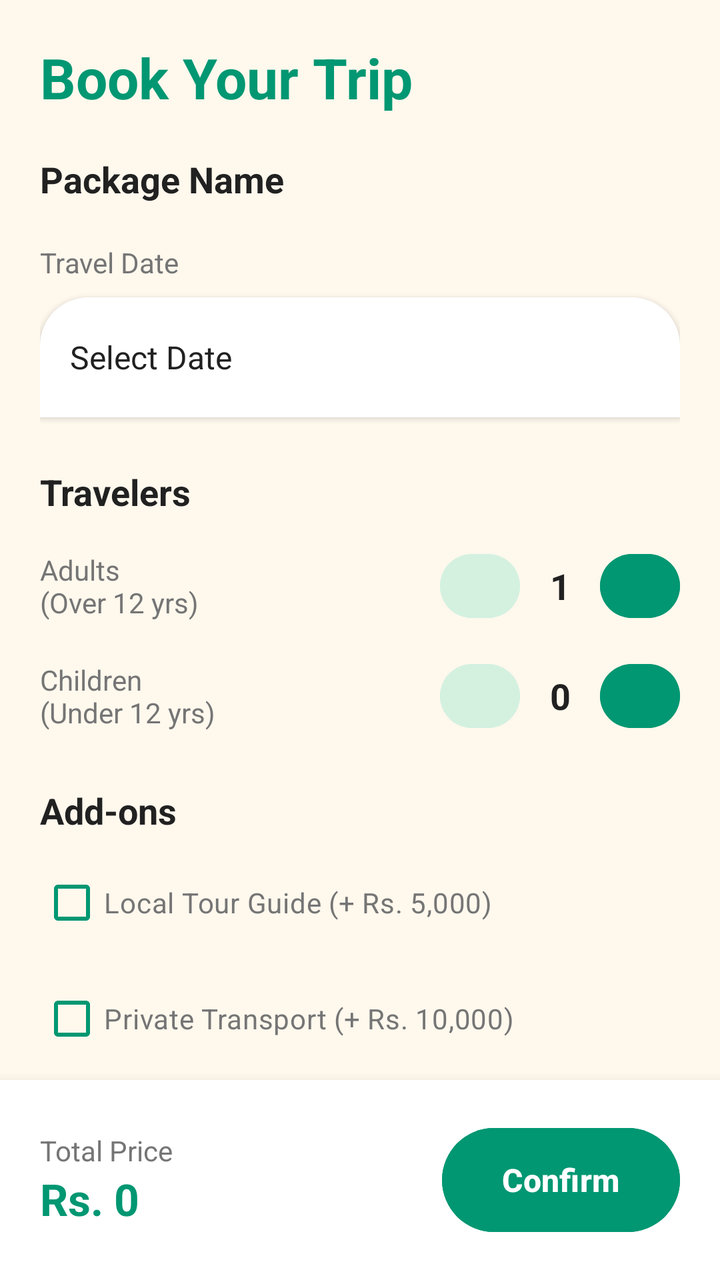
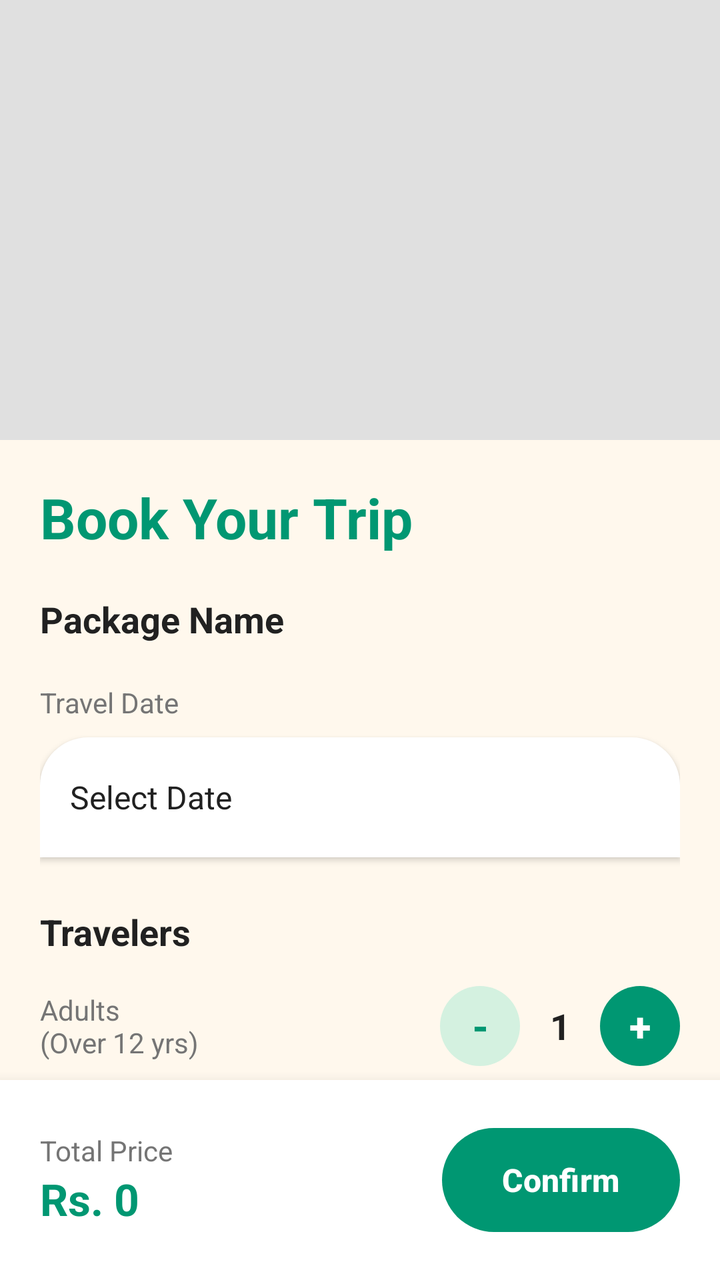

Two renders of the same Android screen: before a commit and after it. Below are the layout's source before the change and the commit's diff.
<!-- AndroidManifest.xml: application theme Theme.CeyloTrip -->
<!-- res/layout/activity_booking.xml -->
<?xml version="1.0" encoding="utf-8"?>
<RelativeLayout xmlns:android="http://schemas.android.com/apk/res/android"
    xmlns:app="http://schemas.android.com/apk/res-auto"
    android:layout_width="match_parent"
    android:layout_height="match_parent"
    android:background="#FFF8ED">

    <ScrollView
        android:layout_width="match_parent"
        android:layout_height="match_parent"
        android:layout_above="@id/bottomBookingBar"
        android:scrollbars="none">

        <LinearLayout
            android:layout_width="match_parent"
            android:layout_height="wrap_content"
            android:orientation="vertical"
            android:padding="20dp">

            <TextView
                android:layout_width="wrap_content"
                android:layout_height="wrap_content"
                android:text="Book Your Trip"
                android:textColor="#009772"
                android:textSize="28sp"
                android:textStyle="bold"
                android:layout_marginBottom="20dp"/>

            <TextView
                android:id="@+id/tvBookingPackageName"
                android:layout_width="wrap_content"
                android:layout_height="wrap_content"
                android:text="Package Name"
                android:textColor="#212121"
                android:textSize="18sp"
                android:textStyle="bold"
                android:layout_marginBottom="20dp"/>

            <TextView
                android:layout_width="wrap_content"
                android:layout_height="wrap_content"
                android:text="Travel Date"
                android:textColor="#757575"
                android:layout_marginBottom="8dp"/>

            <TextView
                android:id="@+id/tvTravelDate"
                android:layout_width="match_parent"
                android:layout_height="60dp"
                android:background="@drawable/rounded_top_corners"
                android:backgroundTint="#FFFFFF"
                android:text="Select Date"
                android:textColor="#212121"
                android:textSize="16sp"
                android:gravity="center_vertical"
                android:paddingHorizontal="15dp"
                android:elevation="2dp"
                android:layout_marginBottom="25dp"/>

            <TextView
                android:layout_width="wrap_content"
                android:layout_height="wrap_content"
                android:text="Travelers"
                android:textColor="#212121"
                android:textSize="18sp"
                android:textStyle="bold"
                android:layout_marginBottom="15dp"/>

            <LinearLayout
                android:layout_width="match_parent"
                android:layout_height="wrap_content"
                android:orientation="horizontal"
                android:gravity="center_vertical"
                android:layout_marginBottom="15dp">

                <TextView
                    android:layout_width="0dp"
                    android:layout_weight="1"
                    android:layout_height="wrap_content"
                    android:text="Adults\n(Over 12 yrs)"
                    android:textColor="#757575"/>

                <Button
                    android:id="@+id/btnAdultMinus"
                    android:layout_width="40dp"
                    android:layout_height="40dp"
                    android:text="-"
                    android:backgroundTint="#D4F1E0"
                    android:textColor="#009772"
                    android:textStyle="bold"/>

                <TextView
                    android:id="@+id/tvAdultCount"
                    android:layout_width="40dp"
                    android:layout_height="wrap_content"
                    android:text="1"
                    android:textAlignment="center"
                    android:textColor="#212121"
                    android:textSize="18sp"
                    android:textStyle="bold"/>

                <Button
                    android:id="@+id/btnAdultPlus"
                    android:layout_width="40dp"
                    android:layout_height="40dp"
                    android:text="+"
                    android:backgroundTint="#009772"
                    android:textColor="#FFFFFF"
                    android:textStyle="bold"/>
            </LinearLayout>

            <LinearLayout
                android:layout_width="match_parent"
                android:layout_height="wrap_content"
                android:orientation="horizontal"
                android:gravity="center_vertical"
                android:layout_marginBottom="25dp">

                <TextView
                    android:layout_width="0dp"
                    android:layout_weight="1"
                    android:layout_height="wrap_content"
                    android:text="Children\n(Under 12 yrs)"
                    android:textColor="#757575"/>

                <Button
                    android:id="@+id/btnChildMinus"
                    android:layout_width="40dp"
                    android:layout_height="40dp"
                    android:text="-"
                    android:backgroundTint="#D4F1E0"
                    android:textColor="#009772"
                    android:textStyle="bold"/>

                <TextView
                    android:id="@+id/tvChildCount"
                    android:layout_width="40dp"
                    android:layout_height="wrap_content"
                    android:text="0"
                    android:textAlignment="center"
                    android:textColor="#212121"
                    android:textSize="18sp"
                    android:textStyle="bold"/>

                <Button
                    android:id="@+id/btnChildPlus"
                    android:layout_width="40dp"
                    android:layout_height="40dp"
                    android:text="+"
                    android:backgroundTint="#009772"
                    android:textColor="#FFFFFF"
                    android:textStyle="bold"/>
            </LinearLayout>

            <TextView
                android:layout_width="wrap_content"
                android:layout_height="wrap_content"
                android:text="Add-ons"
                android:textColor="#212121"
                android:textSize="18sp"
                android:textStyle="bold"
                android:layout_marginBottom="10dp"/>

            <CheckBox
                android:id="@+id/cbLocalGuide"
                android:layout_width="match_parent"
                android:layout_height="wrap_content"
                android:text="Local Tour Guide (+ Rs. 5,000)"
                android:textColor="#757575"
                android:buttonTint="#009772"
                android:layout_marginBottom="10dp"/>

            <CheckBox
                android:id="@+id/cbTransport"
                android:layout_width="match_parent"
                android:layout_height="wrap_content"
                android:text="Private Transport (+ Rs. 10,000)"
                android:textColor="#757575"
                android:buttonTint="#009772"/>

        </LinearLayout>
    </ScrollView>

    <LinearLayout
        android:id="@+id/bottomBookingBar"
        android:layout_width="match_parent"
        android:layout_height="wrap_content"
        android:layout_alignParentBottom="true"
        android:background="#FFFFFF"
        android:orientation="horizontal"
        android:padding="20dp"
        android:gravity="center_vertical"
        android:elevation="10dp">

        <LinearLayout
            android:layout_width="0dp"
            android:layout_weight="1"
            android:layout_height="wrap_content"
            android:orientation="vertical">

            <TextView
                android:layout_width="wrap_content"
                android:layout_height="wrap_content"
                android:text="Total Price"
                android:textColor="#757575"
                android:textSize="14sp"/>

            <TextView
                android:id="@+id/tvTotalPrice"
                android:layout_width="wrap_content"
                android:layout_height="wrap_content"
                android:text="Rs. 0"
                android:textColor="#009772"
                android:textSize="22sp"
                android:textStyle="bold"/>
        </LinearLayout>

        <Button
            android:id="@+id/btnConfirmBooking"
            android:layout_width="wrap_content"
            android:layout_height="60dp"
            android:backgroundTint="#009772"
            android:text="Confirm"
            android:textColor="#FFFFFF"
            android:textSize="16sp"
            android:textStyle="bold"
            android:paddingHorizontal="30dp"/>
    </LinearLayout>

</RelativeLayout>
<!-- resources referenced by this layout -->
<resources>
  <!-- drawable rounded_top_corners (drawable) -->
  <?xml version="1.0" encoding="utf-8"?>
  <shape xmlns:android="http://schemas.android.com/apk/res/android">
      <solid android:color="#FFFFFF" />
  
      <corners
          android:topLeftRadius="24dp"
          android:topRightRadius="24dp" />
  </shape>
  <style name="Theme.CeyloTrip" parent="Base.Theme.CeyloTrip" />
  <style name="Base.Theme.CeyloTrip" parent="Theme.Material3.DayNight.NoActionBar">
          
          
      </style>
</resources>

<!-- the commit's change to res/layout/activity_booking.xml (unified diff, before → after) -->
@@ -14,170 +14,202 @@
         <LinearLayout
             android:layout_width="match_parent"
             android:layout_height="wrap_content"
-            android:orientation="vertical"
-            android:padding="20dp">
-
-            <TextView
-                android:layout_width="wrap_content"
-                android:layout_height="wrap_content"
-                android:text="Book Your Trip"
-                android:textColor="#009772"
-                android:textSize="28sp"
-                android:textStyle="bold"
-                android:layout_marginBottom="20dp"/>
-
-            <TextView
-                android:id="@+id/tvBookingPackageName"
-                android:layout_width="wrap_content"
-                android:layout_height="wrap_content"
-                android:text="Package Name"
-                android:textColor="#212121"
-                android:textSize="18sp"
-                android:textStyle="bold"
-                android:layout_marginBottom="20dp"/>
-
-            <TextView
-                android:layout_width="wrap_content"
-                android:layout_height="wrap_content"
-                android:text="Travel Date"
-                android:textColor="#757575"
-                android:layout_marginBottom="8dp"/>
-
-            <TextView
-                android:id="@+id/tvTravelDate"
+            android:orientation="vertical">
+
+            
+            <ImageView
+                android:id="@+id/ivBookingImage"
                 android:layout_width="match_parent"
-                android:layout_height="60dp"
-                android:background="@drawable/rounded_top_corners"
-                android:backgroundTint="#FFFFFF"
-                android:text="Select Date"
-                android:textColor="#212121"
-                android:textSize="16sp"
-                android:gravity="center_vertical"
-                android:paddingHorizontal="15dp"
-                android:elevation="2dp"
-                android:layout_marginBottom="25dp"/>
-
-            <TextView
-                android:layout_width="wrap_content"
-                android:layout_height="wrap_content"
-                android:text="Travelers"
-                android:textColor="#212121"
-                android:textSize="18sp"
-                android:textStyle="bold"
-                android:layout_marginBottom="15dp"/>
+                android:layout_height="220dp"
+                android:scaleType="centerCrop"
+                android:background="#E0E0E0" />
 
             <LinearLayout
                 android:layout_width="match_parent"
                 android:layout_height="wrap_content"
-                android:orientation="horizontal"
-                android:gravity="center_vertical"
-                android:layout_marginBottom="15dp">
-
-                <TextView
-                    android:layout_width="0dp"
-                    android:layout_weight="1"
-                    android:layout_height="wrap_content"
-                    android:text="Adults\n(Over 12 yrs)"
-                    android:textColor="#757575"/>
-
-                <Button
-                    android:id="@+id/btnAdultMinus"
-                    android:layout_width="40dp"
-                    android:layout_height="40dp"
-                    android:text="-"
-                    android:backgroundTint="#D4F1E0"
+                android:orientation="vertical"
+                android:padding="20dp">
+
+                <TextView
+                    android:layout_width="wrap_content"
+                    android:layout_height="wrap_content"
+                    android:text="Book Your Trip"
                     android:textColor="#009772"
-                    android:textStyle="bold"/>
-
-                <TextView
-                    android:id="@+id/tvAdultCount"
-                    android:layout_width="40dp"
-                    android:layout_height="wrap_content"
-                    android:text="1"
-                    android:textAlignment="center"
+                    android:textSize="28sp"
+                    android:textStyle="bold"
+                    android:layout_marginBottom="20dp"/>
+
+                <TextView
+                    android:id="@+id/tvBookingPackageName"
+                    android:layout_width="wrap_content"
+                    android:layout_height="wrap_content"
+                    android:text="Package Name"
                     android:textColor="#212121"
                     android:textSize="18sp"
-                    android:textStyle="bold"/>
-
-                <Button
-                    android:id="@+id/btnAdultPlus"
-                    android:layout_width="40dp"
-                    android:layout_height="40dp"
-                    android:text="+"
-                    android:backgroundTint="#009772"
-                    android:textColor="#FFFFFF"
-                    android:textStyle="bold"/>
+                    android:textStyle="bold"
+                    android:layout_marginBottom="20dp"/>
+
+                <TextView
+                    android:layout_width="wrap_content"
+                    android:layout_height="wrap_content"
+                    android:text="Travel Date"
+                    android:textColor="#757575"
+                    android:layout_marginBottom="8dp"/>
+
+                <TextView
+                    android:id="@+id/tvTravelDate"
+                    android:layout_width="match_parent"
+                    android:layout_height="60dp"
+                    android:background="@drawable/rounded_top_corners"
+                    android:backgroundTint="#FFFFFF"
+                    android:text="Select Date"
+                    android:textColor="#212121"
+                    android:textSize="16sp"
+                    android:gravity="center_vertical"
+                    android:paddingHorizontal="15dp"
+                    android:elevation="2dp"
+                    android:layout_marginBottom="25dp"/>
+
+                <TextView
+                    android:layout_width="wrap_content"
+                    android:layout_height="wrap_content"
+                    android:text="Travelers"
+                    android:textColor="#212121"
+                    android:textSize="18sp"
+                    android:textStyle="bold"
+                    android:layout_marginBottom="15dp"/>
+
+                
+                <LinearLayout
+                    android:layout_width="match_parent"
+                    android:layout_height="wrap_content"
+                    android:orientation="horizontal"
+                    android:gravity="center_vertical"
+                    android:layout_marginBottom="15dp">
+
+                    <TextView
+                        android:layout_width="0dp"
+                        android:layout_weight="1"
+                        android:layout_height="wrap_content"
+                        android:text="Adults\n(Over 12 yrs)"
+                        android:textColor="#757575"/>
+
+                    <Button
+                        android:id="@+id/btnAdultMinus"
+                        android:layout_width="40dp"
+                        android:layout_height="40dp"
+                        android:insetTop="0dp"
+                        android:insetBottom="0dp"
+                        android:padding="0dp"
+                        android:text="-"
+                        android:textSize="20sp"
+                        app:backgroundTint="#D4F1E0"
+                        android:textColor="#009772"
+                        android:textStyle="bold"/>
+
+                    <TextView
+                        android:id="@+id/tvAdultCount"
+                        android:layout_width="40dp"
+                        android:layout_height="wrap_content"
+                        android:text="1"
+                        android:textAlignment="center"
+                        android:textColor="#212121"
+                        android:textSize="18sp"
+                        android:textStyle="bold"/>
+
+                    <Button
+                        android:id="@+id/btnAdultPlus"
+                        android:layout_width="40dp"
+                        android:layout_height="40dp"
+                        android:insetTop="0dp"
+                        android:insetBottom="0dp"
+                        android:padding="0dp"
+                        android:text="+"
+                        android:textSize="20sp"
+                        app:backgroundTint="#009772"
+                        android:textColor="#FFFFFF"
+                        android:textStyle="bold"/>
+                </LinearLayout>
+
+                
+                <LinearLayout
+                    android:layout_width="match_parent"
+                    android:layout_height="wrap_content"
+                    android:orientation="horizontal"
+                    android:gravity="center_vertical"
+                    android:layout_marginBottom="25dp">
+
+                    <TextView
+                        android:layout_width="0dp"
+                        android:layout_weight="1"
+                        android:layout_height="wrap_content"
+                        android:text="Children\n(Under 12 yrs)"
+                        android:textColor="#757575"/>
+
+                    <Button
+                        android:id="@+id/btnChildMinus"
+                        android:layout_width="40dp"
+                        android:layout_height="40dp"
+                        android:insetTop="0dp"
+                        android:insetBottom="0dp"
+                        android:padding="0dp"
+                        android:text="-"
+                        android:textSize="20sp"
+                        app:backgroundTint="#D4F1E0"
+                        android:textColor="#009772"
+                        android:textStyle="bold"/>
+
+                    <TextView
+                        android:id="@+id/tvChildCount"
+                        android:layout_width="40dp"
+                        android:layout_height="wrap_content"
+                        android:text="0"
+                        android:textAlignment="center"
+                        android:textColor="#212121"
+                        android:textSize="18sp"
+                        android:textStyle="bold"/>
+
+                    <Button
+                        android:id="@+id/btnChildPlus"
+                        android:layout_width="40dp"
+                        android:layout_height="40dp"
+                        android:insetTop="0dp"
+                        android:insetBottom="0dp"
+                        android:padding="0dp"
+                        android:text="+"
+                        android:textSize="20sp"
+                        app:backgroundTint="#009772"
+                        android:textColor="#FFFFFF"
+                        android:textStyle="bold"/>
+                </LinearLayout>
+
+                <TextView
+                    android:layout_width="wrap_content"
+                    android:layout_height="wrap_content"
+                    android:text="Add-ons"
+                    android:textColor="#212121"
+                    android:textSize="18sp"
+                    android:textStyle="bold"
+                    android:layout_marginBottom="10dp"/>
+
+                <CheckBox
+                    android:id="@+id/cbLocalGuide"
+                    android:layout_width="match_parent"
+                    android:layout_height="wrap_content"
+                    android:text="Local Tour Guide (+ Rs. 5,000)"
+                    android:textColor="#757575"
+                    android:buttonTint="#009772"
+                    android:layout_marginBottom="10dp"/>
+
+                <CheckBox
+                    android:id="@+id/cbTransport"
+                    android:layout_width="match_parent"
+                    android:layout_height="wrap_content"
+                    android:text="Private Transport (+ Rs. 10,000)"
+                    android:textColor="#757575"
+                    android:buttonTint="#009772"/>
+
             </LinearLayout>
-
-            <LinearLayout
-                android:layout_width="match_parent"
-                android:layout_height="wrap_content"
-                android:orientation="horizontal"
-                android:gravity="center_vertical"
-                android:layout_marginBottom="25dp">
-
-                <TextView
-                    android:layout_width="0dp"
-                    android:layout_weight="1"
-                    android:layout_height="wrap_content"
-                    android:text="Children\n(Under 12 yrs)"
-                    android:textColor="#757575"/>
-
-                <Button
-                    android:id="@+id/btnChildMinus"
-                    android:layout_width="40dp"
-                    android:layout_height="40dp"
-                    android:text="-"
-                    android:backgroundTint="#D4F1E0"
-                    android:textColor="#009772"
-                    android:textStyle="bold"/>
-
-                <TextView
-                    android:id="@+id/tvChildCount"
-                    android:layout_width="40dp"
-                    android:layout_height="wrap_content"
-                    android:text="0"
-                    android:textAlignment="center"
-                    android:textColor="#212121"
-                    android:textSize="18sp"
-                    android:textStyle="bold"/>
-
-                <Button
-                    android:id="@+id/btnChildPlus"
-                    android:layout_width="40dp"
-                    android:layout_height="40dp"
-                    android:text="+"
-                    android:backgroundTint="#009772"
-                    android:textColor="#FFFFFF"
-                    android:textStyle="bold"/>
-            </LinearLayout>
-
-            <TextView
-                android:layout_width="wrap_content"
-                android:layout_height="wrap_content"
-                android:text="Add-ons"
-                android:textColor="#212121"
-                android:textSize="18sp"
-                android:textStyle="bold"
-                android:layout_marginBottom="10dp"/>
-
-            <CheckBox
-                android:id="@+id/cbLocalGuide"
-                android:layout_width="match_parent"
-                android:layout_height="wrap_content"
-                android:text="Local Tour Guide (+ Rs. 5,000)"
-                android:textColor="#757575"
-                android:buttonTint="#009772"
-                android:layout_marginBottom="10dp"/>
-
-            <CheckBox
-                android:id="@+id/cbTransport"
-                android:layout_width="match_parent"
-                android:layout_height="wrap_content"
-                android:text="Private Transport (+ Rs. 10,000)"
-                android:textColor="#757575"
-                android:buttonTint="#009772"/>
-
         </LinearLayout>
     </ScrollView>
 
@@ -219,7 +251,7 @@
             android:id="@+id/btnConfirmBooking"
             android:layout_width="wrap_content"
             android:layout_height="60dp"
-            android:backgroundTint="#009772"
+            app:backgroundTint="#009772"
             android:text="Confirm"
             android:textColor="#FFFFFF"
             android:textSize="16sp"
